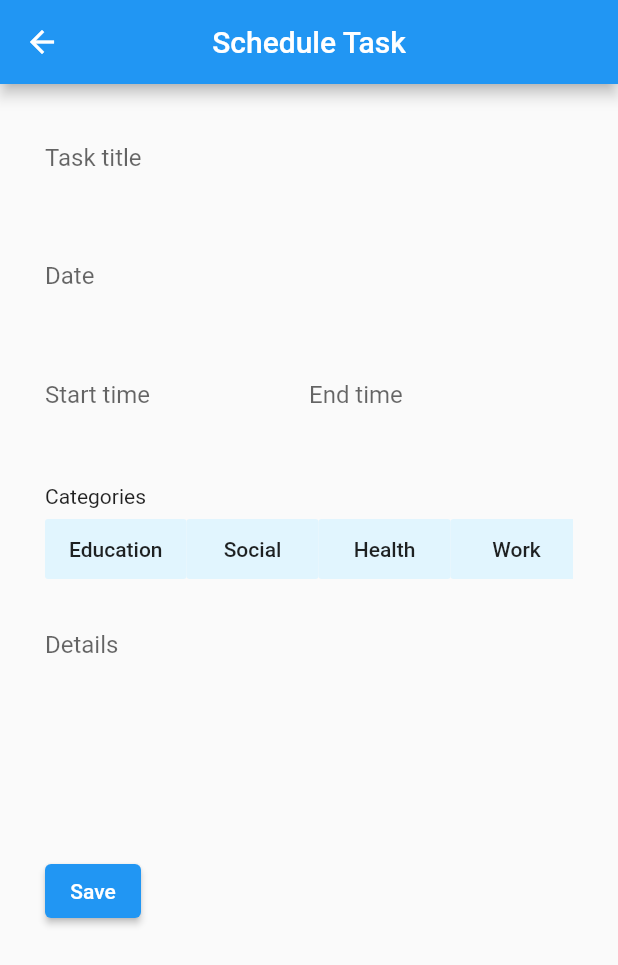
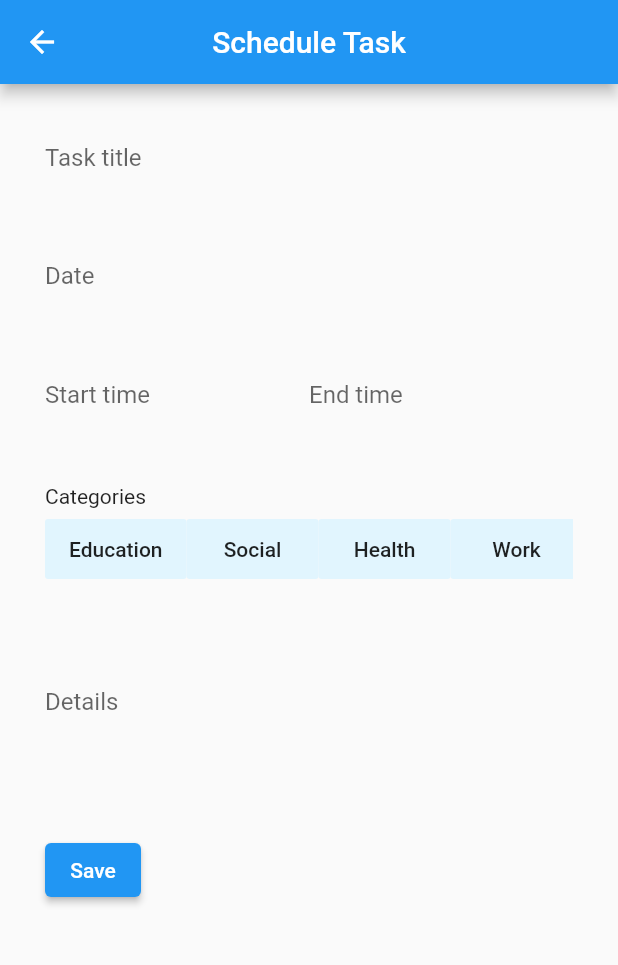
Before and after one commit to ubclaunchpad/time-tracker, a Flutter app: the AddTaskScreen screen opened directly, after a tap on "Schedule Task", on a phone screen of 412 x 824 dp. Shown: the top 965 px of the screen. Run offline on Flutter 3.47's test engine with Material 2 defaults, Android fonts, the phone set to English and light mode, and no system bars.

Commit message:
implemented Widget Testing for Schedule Task screen

```diff
--- a/lib/src/screens/schedule_task.dart
+++ b/lib/src/screens/schedule_task.dart
@@ -13,6 +13,7 @@ class _scheduleTaskScreenState extends State<StatefulWidget>{
   final taskTitleFieldController = TextEditingController();
   final dateFieldController = TextEditingController();
   final detailsFieldController = TextEditingController();
+  int detailsLineSize = 5; //max number of lines in "Details" field
   String _finalCategory;
   String _currentCategory;
   String _taskTitle;
@@ -20,6 +21,7 @@ class _scheduleTaskScreenState extends State<StatefulWidget>{
   String _startTime;
   String _endTime;
   String _details;
+
   Widget build(BuildContext context) {
     return Scaffold(
       key: Key('schedule_task_screen'),
@@ -36,25 +38,29 @@ class _scheduleTaskScreenState extends State<StatefulWidget>{
 
 Widget renderTaskScheduling()=> Column(
     crossAxisAlignment: CrossAxisAlignment.start,
+    key: Key('render_task_scheduling_screen'),
     children: <Widget> [
-      _renderTextField('Task title', taskTitleFieldController),
+      _renderTextField('Task title', taskTitleFieldController, 1),
       SizedBox(height:20),
-      _renderTextField('Date', dateFieldController),
+      //TODO: implement constraints on date format in text field or replace text field with DatePicker
+      _renderTextField('Date', dateFieldController, 1),
       SizedBox(height:20),
+      //TODO: implement constraints on Start and End Time format in text field
       _renderSideBySideText('Start time',startTextFieldController, 'End time',endTextFieldController),
       SizedBox(height: 30),
-      Container(child: Text('Categories')),
+      Container(key: Key('Categories_text'), child: Text('Categories')),
       SizedBox(height:7),
       _renderCategoryChoices(),
       SizedBox(height:15),
-      _renderTextField('Details', detailsFieldController),
-      SizedBox(height: 110),
+      _renderTextField('Details', detailsFieldController, detailsLineSize),
+      SizedBox(height: 20),
       _renderSaveButton(),
     ],);
 
-Widget _renderTextField(String title, TextEditingController textFieldLabel) => TextField(
+Widget _renderTextField(String title, TextEditingController textFieldLabel, int maxFieldLines) => TextField(
   key: Key('text_field_$title'),
   controller: textFieldLabel,
+  maxLines: maxFieldLines,
   decoration: InputDecoration(
     border: InputBorder.none,
     labelText: title,
@@ -64,12 +70,13 @@ Widget _renderTextField(String title, TextEditingController textFieldLabel) => T
 Widget _renderSideBySideText(String left, TextEditingController leftFieldLabel, String right, TextEditingController rightFieldLabel) => Row(
   key: Key('side_by_side_text_$left'+'_$right'),
   children: <Widget>[
-    Expanded(child: _renderTextField(left,leftFieldLabel)),
-    Expanded(child: _renderTextField(right,rightFieldLabel)),
+    Expanded(child: _renderTextField(left,leftFieldLabel, 1)),
+    Expanded(child: _renderTextField(right,rightFieldLabel, 1)),
   ],
 );
 
 Widget _renderCategoryChoices() => Container(
+      key: Key('buttons_Categories'),
       height: 40,
       child: ListView.builder(
         shrinkWrap: true,
@@ -79,7 +86,7 @@ Widget _renderCategoryChoices() => Container(
         final category = TASK_CATEGORIES[index];
         return Container(
           child: FlatButton(
-              //key:
+              key: Key('flat_button_$category'),
               onPressed: () {
                 _currentCategory = category;
               },
@@ -91,6 +98,7 @@ Widget _renderCategoryChoices() => Container(
   ));
 
 Widget _renderTopAppBar() => AppBar(
+        key: Key('top_app_bar'),
         title: Text('Schedule Task'),
         centerTitle: true,
       );
@@ -119,5 +127,4 @@ void dispose() {
     startTextFieldController.dispose();
     super.dispose();
   }
-
 }
```
Also changed, not shown: 2 other files.
